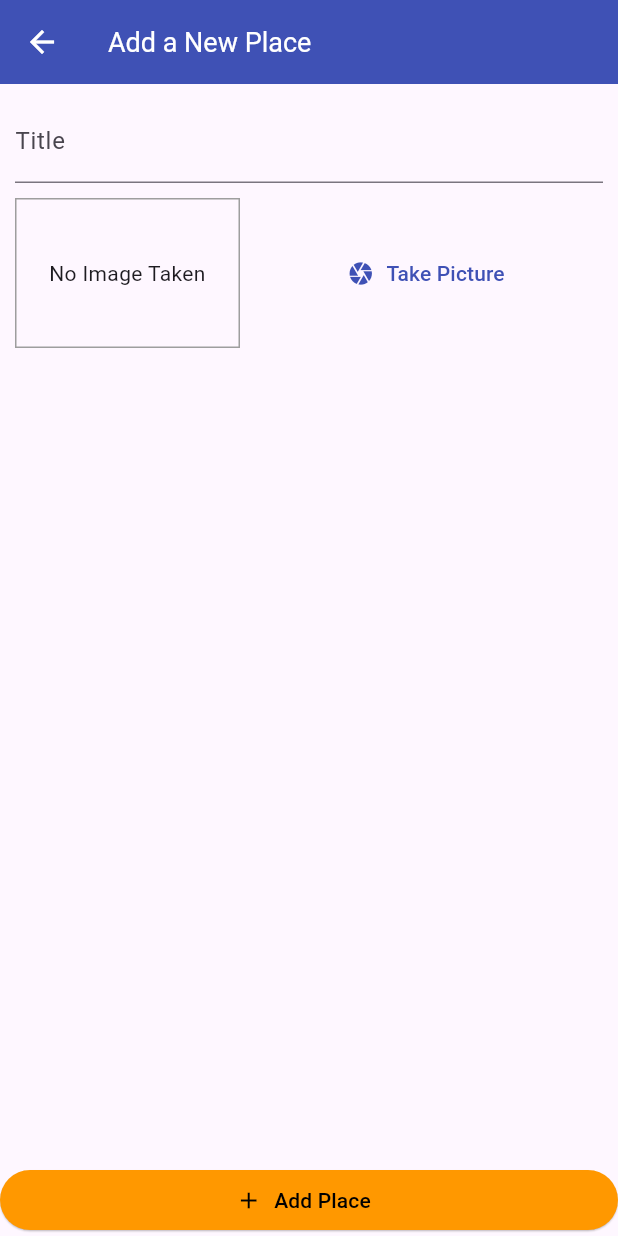
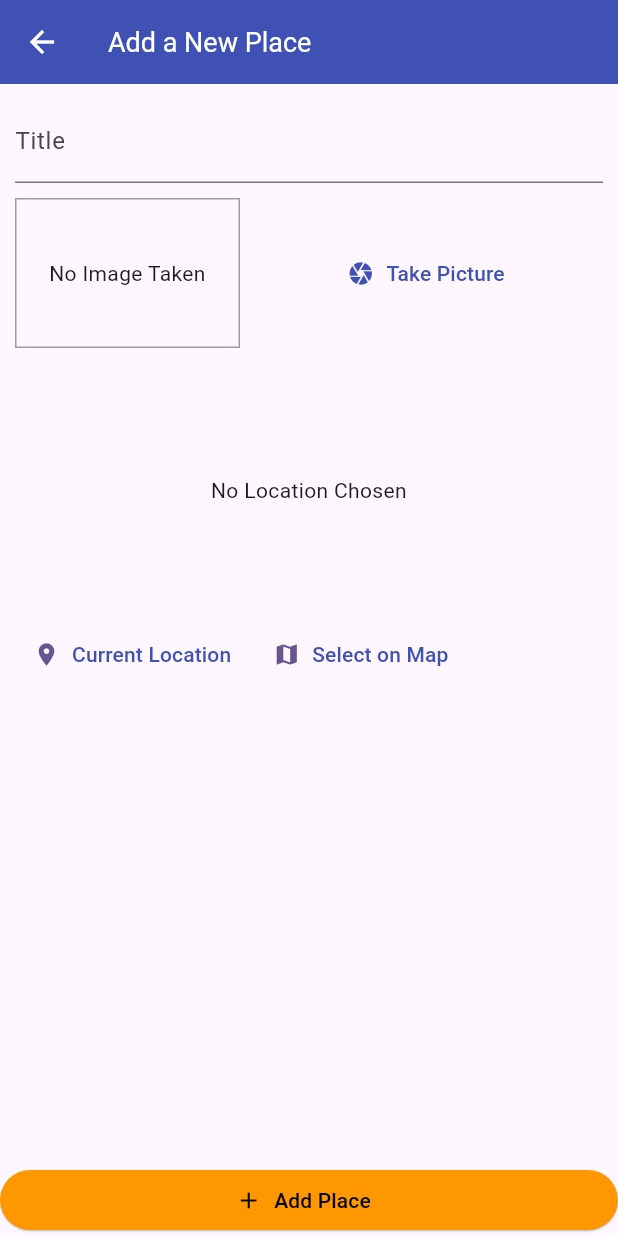
Before and after one commit to arshadmallik47/great_places, a Flutter app: the AddPlaceScreen screen opened by its route, on a phone screen of 412 x 824 dp. Run offline on Flutter 3.47's test engine with Material 3 defaults, Android fonts, the phone set to English and light mode, and no system bars; our stand-ins replace image_picker, sqflite; accounts and stored records are empty.

Commit message:
- add location

```diff
--- a/lib/screens/add_place_screen.dart
+++ b/lib/screens/add_place_screen.dart
@@ -3,6 +3,7 @@ import 'dart:io';
 import 'package:flutter/material.dart';
 import 'package:great_places/providers/great_places.dart';
 import 'package:great_places/widgets/image_inputs.dart';
+import 'package:great_places/widgets/location_input.dart';
 import 'package:provider/provider.dart';
 
 class AddPlaceScreen extends StatefulWidget {
@@ -56,6 +57,8 @@ class _AddPlaceScreenState extends State<AddPlaceScreen> {
                       height: 10,
                     ),
                     ImageInput(_selectImage),
+                    const SizedBox(height: 10),
+                    const LocationInput(),
                   ],
                 ),
               ),
--- /dev/null
+++ b/lib/widgets/location_input.dart
@@ -0,0 +1,58 @@
+import 'package:flutter/material.dart';
+
+class LocationInput extends StatefulWidget {
+  const LocationInput({super.key});
+
+  @override
+  State<LocationInput> createState() => _LocationInputState();
+}
+
+class _LocationInputState extends State<LocationInput> {
+  String? _previewImageUrl;
+  @override
+  Widget build(BuildContext context) {
+    return Column(
+      children: [
+        Container(
+          alignment: Alignment.center,
+          height: 170,
+          width: double.infinity,
+          child: _previewImageUrl == null
+              ? const Text(
+                  'No Location Chosen',
+                  textAlign: TextAlign.center,
+                )
+              : Image.network(
+                  _previewImageUrl!,
+                  fit: BoxFit.cover,
+                  width: double.infinity,
+                ),
+        ),
+        Row(
+          children: [
+            TextButton.icon(
+              onPressed: () {},
+              icon: const Icon(Icons.location_on),
+              label: const Text(
+                'Current Location',
+                style: TextStyle(
+                  color: Colors.indigo,
+                ),
+              ),
+            ),
+            TextButton.icon(
+              onPressed: () {},
+              icon: const Icon(Icons.map),
+              label: const Text(
+                'Select on Map',
+                style: TextStyle(
+                  color: Colors.indigo,
+                ),
+              ),
+            ),
+          ],
+        ),
+      ],
+    );
+  }
+}
--- a/pubspec.yaml
+++ b/pubspec.yaml
@@ -32,6 +32,7 @@ dependencies:
   flutter:
     sdk: flutter
   image_picker: ^1.0.7
+  location: ^5.0.3
   path: ^1.8.3
   path_provider: ^2.1.2
   provider: ^6.1.1
```
Also changed, not shown: pubspec.lock, 4 other files.
